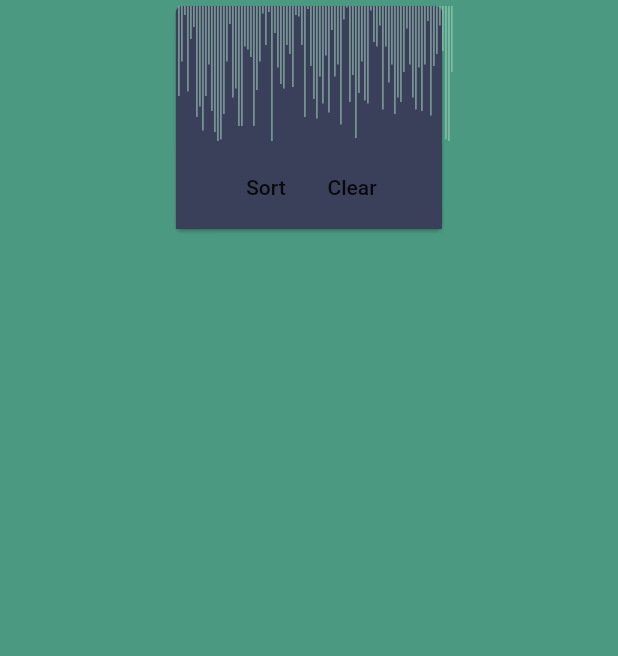
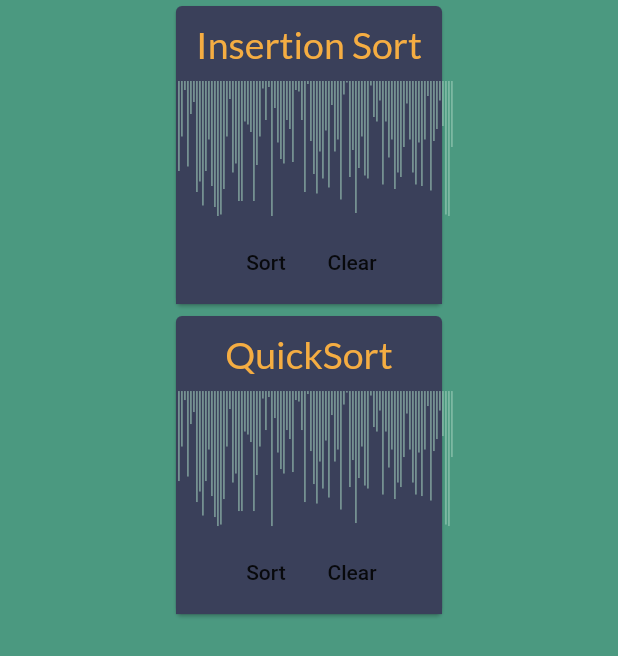
Before and after one commit to LVOL98/business_card, a Flutter app: the AlgorithmPageMobile screen opened directly, on a phone screen of 412 x 824 dp. Shown: the top 656 px of the screen. Run offline on Flutter 3.47's test engine with Material 2 defaults, Android fonts, the phone set to English and light mode, and no system bars; our stand-ins replace google_fonts; missing offline and left inert: universal_html.

Commit message:
Bar sorting done

```diff
--- a/lib/components/sorting_visualization/bar_sorting.dart
+++ b/lib/components/sorting_visualization/bar_sorting.dart
@@ -4,20 +4,22 @@ import 'package:temp/model/sorting/sort.dart';
 import 'package:temp/model/util/random_generator.dart';
 
 class BarSorting extends StatefulWidget {
+  final String title;
   final Sort sortingMethod;
   final double width;
 
-  BarSorting(this.sortingMethod, this.width);
+  BarSorting(this.title, this.sortingMethod, this.width);
 
   @override
-  _BarSortingState createState() => _BarSortingState(sortingMethod, width);
+  _BarSortingState createState() => _BarSortingState(title, sortingMethod, width);
 }
 
 class _BarSortingState extends State<BarSorting> {
+  final String title;
   final Sort sortingMethod;
   final double width;
 
-  _BarSortingState(this.sortingMethod, this.width);
+  _BarSortingState(this.title, this.sortingMethod, this.width);
 
   List _listBeingSorted;
 
@@ -44,6 +46,13 @@ class _BarSortingState extends State<BarSorting> {
         color: Theme.of(context).colorScheme.secondary,
         child: Column(
           children: [
+            Padding(
+              padding: const EdgeInsets.fromLTRB(0, 10, 0, 10),
+              child: Text(
+                title,
+                style: Theme.of(context).textTheme.headline4,
+              ),
+            ),
             Row(
               children: _listBeingSorted.map(
                 (number) {
--- a/lib/view/algorithms/algorithms_content.dart
+++ b/lib/view/algorithms/algorithms_content.dart
@@ -0,0 +1,14 @@
+import 'package:flutter/cupertino.dart';
+import 'package:temp/components/sorting_visualization/bar_sorting.dart';
+import 'package:temp/model/sorting/insertion_sort.dart';
+import 'package:temp/model/sorting/quick_sort.dart';
+
+insertionSortBar(BuildContext context, Function setState) {
+  return BarSorting('Insertion Sort', new InsertionSort(setState),
+      MediaQuery.of(context).size.width * 0.225);
+}
+
+quickSortBar(BuildContext context, Function setState) {
+  return new BarSorting('QuickSort', QuickSort(setState),
+      MediaQuery.of(context).size.width * 0.225);
+}
--- a/lib/view/algorithms/algorithms_mobile.dart
+++ b/lib/view/algorithms/algorithms_mobile.dart
@@ -2,6 +2,7 @@ import 'package:flutter/material.dart';
 import 'package:temp/components/sorting_visualization/bar_sorting.dart';
 import 'package:temp/model/sorting/insertion_sort.dart';
 import 'package:temp/model/sorting/quick_sort.dart';
+import 'package:temp/view/algorithms/algorithms_content.dart';
 
 class AlgorithmPageMobile extends StatefulWidget {
   @override
@@ -13,9 +14,12 @@ class _AlgorithmPageMobileState extends State<AlgorithmPageMobile> {
   Widget build(BuildContext context) {
     return Scaffold(
       body: Column(
-        mainAxisAlignment: MainAxisAlignment.start,
+        crossAxisAlignment: CrossAxisAlignment.center,
         children: [
-          Center(child: BarSorting(new QuickSort(setState), MediaQuery.of(context).size.width * 0.225)),
+          Center(
+            child: insertionSortBar(context, setState),
+          ),
+          quickSortBar(context, setState),
         ],
       ),
     );
```
